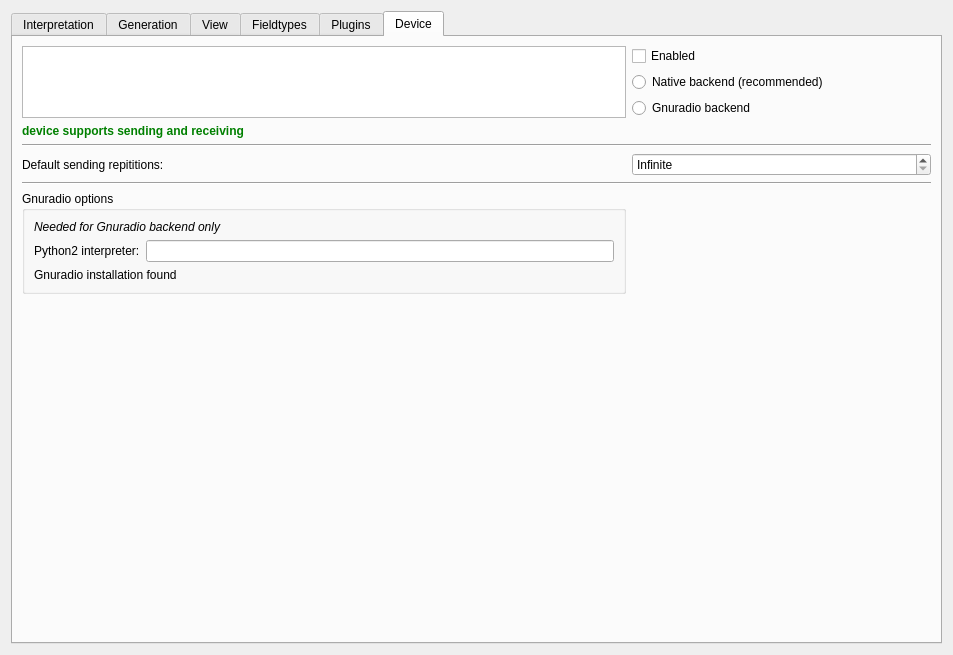
Qt form ui/options.ui (jopohl/urh) before a commit.
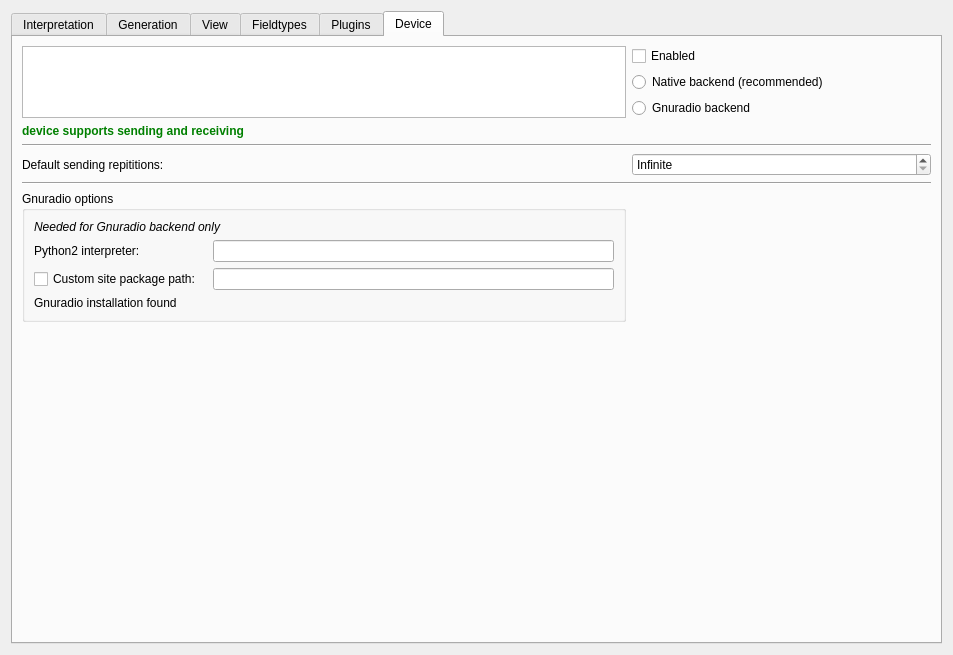
The same form after that commit. The open tabs and pages were chosen to show the change. Icons and pictures are not drawn. Custom widgets are drawn as their Qt base class.

Commit message: add configurable site package python for windows

```diff
--- a/ui/options.ui
+++ b/ui/options.ui
@@ -466,17 +466,7 @@
           <string>Gnuradio options</string>
          </property>
          <layout class="QGridLayout" name="gridLayout_2">
-          <item row="1" column="1">
-           <widget class="QLineEdit" name="lineEditPython2Interpreter"/>
-          </item>
-          <item row="1" column="0">
-           <widget class="QLabel" name="label_10">
-            <property name="text">
-             <string>Python2 interpreter:</string>
-            </property>
-           </widget>
-          </item>
-          <item row="0" column="0" colspan="2">
+          <item row="0" column="0" colspan="3">
            <widget class="QLabel" name="label_11">
             <property name="font">
              <font>
@@ -488,7 +478,27 @@
             </property>
            </widget>
           </item>
-          <item row="2" column="0" colspan="2">
+          <item row="1" column="0" colspan="2">
+           <widget class="QLabel" name="label_10">
+            <property name="text">
+             <string>Python2 interpreter:</string>
+            </property>
+           </widget>
+          </item>
+          <item row="1" column="2">
+           <widget class="QLineEdit" name="lineEditPython2Interpreter"/>
+          </item>
+          <item row="2" column="0">
+           <widget class="QCheckBox" name="checkBoxCustomSitePackagePath">
+            <property name="toolTip">
+             <string>&lt;html&gt;&lt;head/&gt;&lt;body&gt;&lt;p&gt;If you installed Gnuradio with a bundled python interpreter, you need to enter the site-packages path of the installation here. The path should be something like &lt;span style=&quot; font-style:italic;&quot;&gt;C:\Program Files\GNURadio-3.7\lib\site-packages&lt;/span&gt;.&lt;/p&gt;&lt;/body&gt;&lt;/html&gt;</string>
+            </property>
+            <property name="text">
+             <string>Custom site package path:</string>
+            </property>
+           </widget>
+          </item>
+          <item row="3" column="0" colspan="3">
            <widget class="QLabel" name="lGnuradioInstalled">
             <property name="styleSheet">
              <string notr="true"/>
@@ -498,6 +508,16 @@
             </property>
            </widget>
           </item>
+          <item row="2" column="2">
+           <widget class="QLineEdit" name="lineEditCustomSitePackagePath">
+            <property name="enabled">
+             <bool>true</bool>
+            </property>
+            <property name="toolTip">
+             <string>&lt;html&gt;&lt;head/&gt;&lt;body&gt;&lt;p&gt;If you installed Gnuradio with a bundled python interpreter, you need to enter the site-packages path of the installation here. The path should be something like &lt;span style=&quot; font-style:italic;&quot;&gt;C:\Program Files\GNURadio-3.7\lib\site-packages&lt;/span&gt;.&lt;/p&gt;&lt;/body&gt;&lt;/html&gt;</string>
+            </property>
+           </widget>
+          </item>
          </layout>
         </widget>
        </item>
```
Left out of the diff: 2 changed lines with no effect on the pictures. The commit also changes 5 other files.
